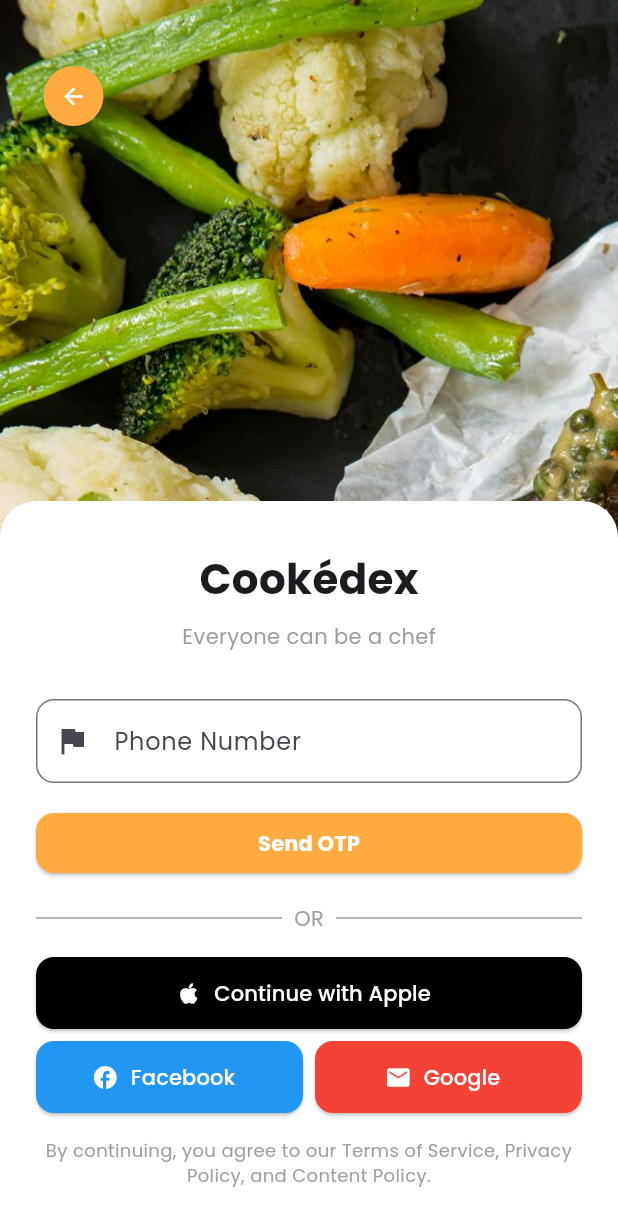
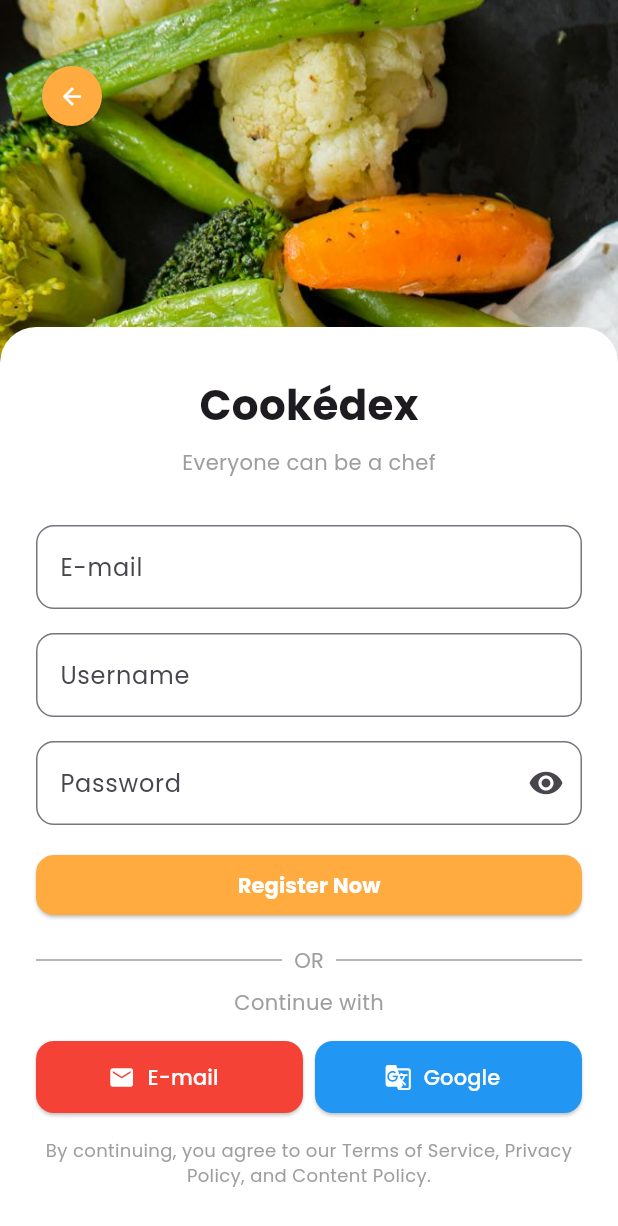
Before and after one commit to 8bitos/UAS-MOBILE, a Flutter app: the AuthScreen screen opened directly, on a phone screen of 412 x 824 dp. Shown: the top 1226 px of the screen. Run offline on Flutter 3.47's test engine with Material 3 defaults, Android fonts, the phone set to English and light mode, and no system bars; our stand-ins replace google_fonts.

Commit message:
Nambah login, ubah register

```diff
--- a/lib/screens/auth_screen.dart
+++ b/lib/screens/auth_screen.dart
@@ -1,7 +1,7 @@
 import 'package:flutter/material.dart';
 import 'package:google_fonts/google_fonts.dart';
 import 'splash_screen.dart';
-import 'package:uas_cookedex/home/home.dart';// Import SplashScreen untuk navigasi
+import 'e-mail_login_screen.dart'; // Import the Email Login Screen
 
 class AuthScreen extends StatelessWidget {
   const AuthScreen({super.key});
@@ -14,14 +14,14 @@ class AuthScreen extends StatelessWidget {
           // Background Image
           Positioned.fill(
             child: Image.asset(
-              'assets/images/auth1.jpg', // Pastikan path gambar sesuai
+              'assets/images/auth1.jpg', // Ensure the path to the image is correct
               fit: BoxFit.cover,
             ),
           ),
-          // Tombol Back di atas kiri
+          // Back Button with Orange Circle
           Positioned(
-            top: 40, // Jarak dari atas
-            left: 16, // Jarak dari kiri
+            top: 40,
+            left: 16,
             child: ElevatedButton(
               onPressed: () {
                 Navigator.pushReplacement(
@@ -31,8 +31,8 @@ class AuthScreen extends StatelessWidget {
               },
               style: ElevatedButton.styleFrom(
                 backgroundColor: Colors.orangeAccent,
-                shape: CircleBorder(
-                ),
+                shape: const CircleBorder(),
+                padding: const EdgeInsets.all(8),
               ),
               child: const Icon(Icons.arrow_back, color: Colors.white),
             ),
@@ -69,29 +69,44 @@ class AuthScreen extends StatelessWidget {
                     ),
                   ),
                   const SizedBox(height: 32),
-                  // Phone Number Input
+                  // Email, Username, Password Fields
                   TextField(
-                    keyboardType: TextInputType.phone,
+                    keyboardType: TextInputType.emailAddress,
                     decoration: InputDecoration(
-                      prefixIcon: const Icon(Icons.flag),
-                      hintText: 'Phone Number',
+                      hintText: 'E-mail',
                       border: OutlineInputBorder(
                         borderRadius: BorderRadius.circular(12),
                       ),
                     ),
                   ),
                   const SizedBox(height: 16),
-                    // Send OTP Button
+                  TextField(
+                    keyboardType: TextInputType.text,
+                    decoration: InputDecoration(
+                      hintText: 'Username',
+                      border: OutlineInputBorder(
+                        borderRadius: BorderRadius.circular(12),
+                      ),
+                    ),
+                  ),
+                  const SizedBox(height: 16),
+                  TextField(
+                    obscureText: true,
+                    decoration: InputDecoration(
+                      hintText: 'Password',
+                      suffixIcon: Icon(Icons.visibility),
+                      border: OutlineInputBorder(
+                        borderRadius: BorderRadius.circular(12),
+                      ),
+                    ),
+                  ),
+                  const SizedBox(height: 16),
+                  // Register Now Button
                   SizedBox(
                     width: double.infinity,
                     child: ElevatedButton(
                       onPressed: () {
-                        // Navigasi ke halaman HomePage
-                        Navigator.push(
-                          context,
-                          MaterialPageRoute(
-                              builder: (context) => const HomePage()),
-                        );
+                        // Handle Register
                       },
                       style: ElevatedButton.styleFrom(
                         backgroundColor: Colors.orangeAccent,
@@ -100,7 +115,7 @@ class AuthScreen extends StatelessWidget {
                         ),
                       ),
                       child: const Text(
-                        'Send OTP',
+                        'Register Now',
                         style: TextStyle(
                           fontWeight: FontWeight.bold,
                           color: Colors.white,
@@ -136,33 +151,34 @@ class AuthScreen extends StatelessWidget {
                       ),
                     ],
                   ),
+                  const SizedBox(height: 8),
+                  // "Continue with" text
+                  Text(
+                    'Continue with',
+                    style: GoogleFonts.poppins(
+                      fontSize: 14,
+                      color: Colors.grey,
+                    ),
+                  ),
                   const SizedBox(height: 16),
                   // Social Login Options
-                  Column(
-                    children: [
-                      ElevatedButton.icon(
-                        onPressed: () {},
-                        icon: const Icon(Icons.apple),
-                        label: const Text('Continue with Apple'),
-                        style: ElevatedButton.styleFrom(
-                          backgroundColor: Colors.black,
-                          foregroundColor: Colors.white,
-                          minimumSize: const Size(double.infinity, 48),
-                          shape: RoundedRectangleBorder(
-                            borderRadius: BorderRadius.circular(12),
-                          ),
-                        ),
-                      ),
-                      const SizedBox(height: 8),
                   Row(
                     children: [
                       Expanded(
                         child: ElevatedButton.icon(
-                              onPressed: () {},
-                              icon: const Icon(Icons.facebook),
-                              label: const Text('Facebook'),
+                          onPressed: () {
+                            // Navigate to Email Login Screen
+                            Navigator.push(
+                              context,
+                              MaterialPageRoute(
+                                  builder: (context) =>
+                                      const EmailLoginScreen()),
+                            );
+                          },
+                          icon: const Icon(Icons.mail),
+                          label: const Text('E-mail'),
                           style: ElevatedButton.styleFrom(
-                                backgroundColor: Colors.blue,
+                            backgroundColor: Colors.red,
                             foregroundColor: Colors.white,
                             minimumSize: const Size(double.infinity, 48),
                             shape: RoundedRectangleBorder(
@@ -174,11 +190,13 @@ class AuthScreen extends StatelessWidget {
                       const SizedBox(width: 8),
                       Expanded(
                         child: ElevatedButton.icon(
-                              onPressed: () {},
-                              icon: const Icon(Icons.mail),
+                          onPressed: () {
+                            // Handle Google Login
+                          },
+                          icon: const Icon(Icons.g_translate),
                           label: const Text('Google'),
                           style: ElevatedButton.styleFrom(
-                                backgroundColor: Colors.red,
+                            backgroundColor: Colors.blue,
                             foregroundColor: Colors.white,
                             minimumSize: const Size(double.infinity, 48),
                             shape: RoundedRectangleBorder(
@@ -186,8 +204,6 @@ class AuthScreen extends StatelessWidget {
                             ),
                           ),
                         ),
-                          ),
-                        ],
                       ),
                     ],
                   ),
```
Also changed, not shown: lib/screens/e-mail_login_screen.dart (added, +211 -0 lines), lib/screens/forgot_pass_screen.dart (added, +102 -0 lines), lib/screens/register_screen.dart (added, +141 -0 lines). Lines whose indentation alone changed are shown as unchanged.
